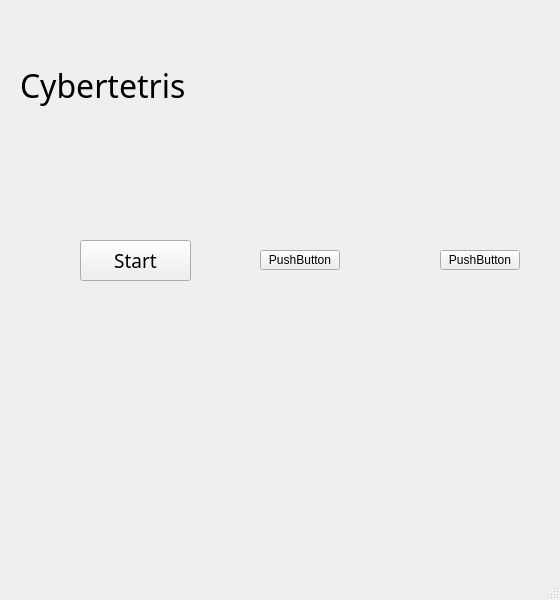
Qt form Cybertetris/start.ui (Witchcraft-Jasper/Cybertetris) before a commit.
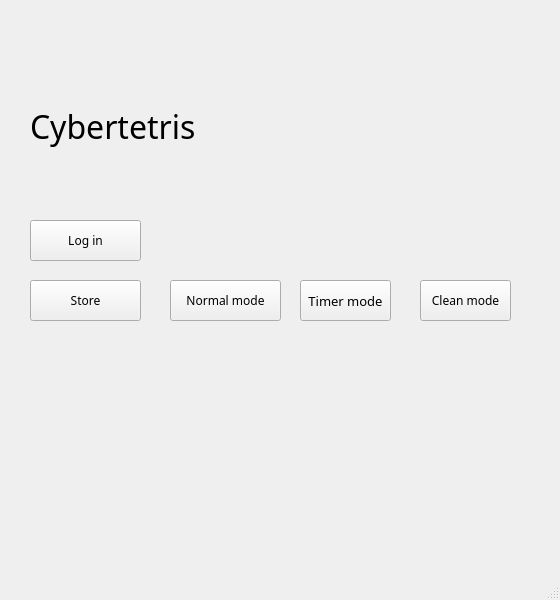
The same form after that commit.

Diff of the .ui file:
```diff
--- a/Cybertetris/start.ui
+++ b/Cybertetris/start.ui
@@ -17,28 +17,52 @@
    <widget class="QPushButton" name="pushButton_2">
     <property name="geometry">
      <rect>
-      <x>440</x>
-      <y>250</y>
-      <width>80</width>
-      <height>20</height>
+      <x>420</x>
+      <y>280</y>
+      <width>91</width>
+      <height>41</height>
      </rect>
     </property>
+    <property name="font">
+     <font>
+      <family>Tetris</family>
+     </font>
+    </property>
     <property name="text">
-     <string>PushButton</string>
+     <string>Clean mode</string>
     </property>
    </widget>
-   <widget class="QLabel" name="label">
+   <widget class="QPushButton" name="Normal">
     <property name="geometry">
      <rect>
-      <x>20</x>
-      <y>10</y>
+      <x>170</x>
+      <y>280</y>
+      <width>111</width>
+      <height>41</height>
+     </rect>
+    </property>
+    <property name="font">
+     <font>
+      <family>Tetris</family>
+      <pointsize>9</pointsize>
+     </font>
+    </property>
+    <property name="text">
+     <string>Normal mode</string>
+    </property>
+   </widget>
+   <widget class="QLabel" name="Title">
+    <property name="geometry">
+     <rect>
+      <x>30</x>
+      <y>51</y>
       <width>261</width>
       <height>151</height>
      </rect>
     </property>
     <property name="font">
      <font>
-      <family>MV Boli</family>
+      <family>Tetris</family>
       <pointsize>24</pointsize>
      </font>
     </property>
@@ -49,33 +73,58 @@
    <widget class="QPushButton" name="pushButton">
     <property name="geometry">
      <rect>
-      <x>260</x>
-      <y>250</y>
-      <width>80</width>
-      <height>20</height>
+      <x>300</x>
+      <y>280</y>
+      <width>91</width>
+      <height>41</height>
      </rect>
     </property>
+    <property name="font">
+     <font>
+      <family>Tetris</family>
+      <pointsize>10</pointsize>
+     </font>
+    </property>
     <property name="text">
-     <string>PushButton</string>
+     <string>Timer mode</string>
     </property>
    </widget>
    <widget class="QPushButton" name="startgame">
     <property name="geometry">
      <rect>
-      <x>80</x>
-      <y>240</y>
+      <x>30</x>
+      <y>280</y>
       <width>111</width>
       <height>41</height>
      </rect>
     </property>
     <property name="font">
      <font>
-      <family>MV Boli</family>
-      <pointsize>14</pointsize>
+      <family>Tetris</family>
+      <pointsize>9</pointsize>
      </font>
     </property>
     <property name="text">
-     <string>Start</string>
+     <string>Store</string>
+    </property>
+   </widget>
+   <widget class="QPushButton" name="LogIn">
+    <property name="geometry">
+     <rect>
+      <x>30</x>
+      <y>220</y>
+      <width>111</width>
+      <height>41</height>
+     </rect>
+    </property>
+    <property name="font">
+     <font>
+      <family>Tetris</family>
+      <pointsize>9</pointsize>
+     </font>
+    </property>
+    <property name="text">
+     <string>Log in</string>
     </property>
    </widget>
   </widget>
```
Left out of the diff: 6 changed lines with no effect on the pictures.
